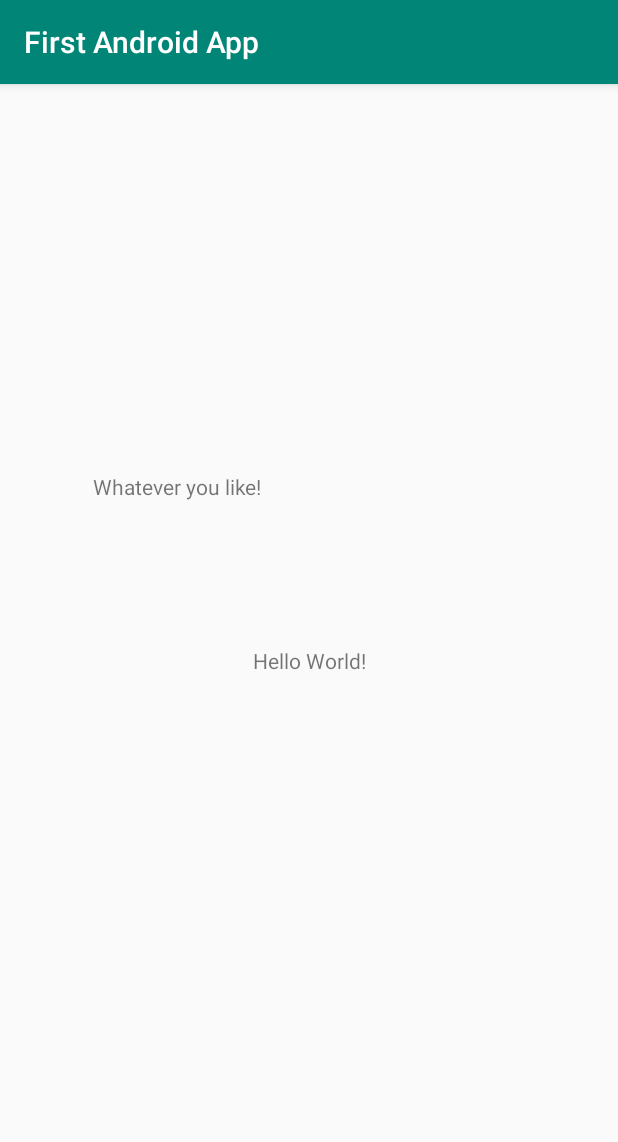
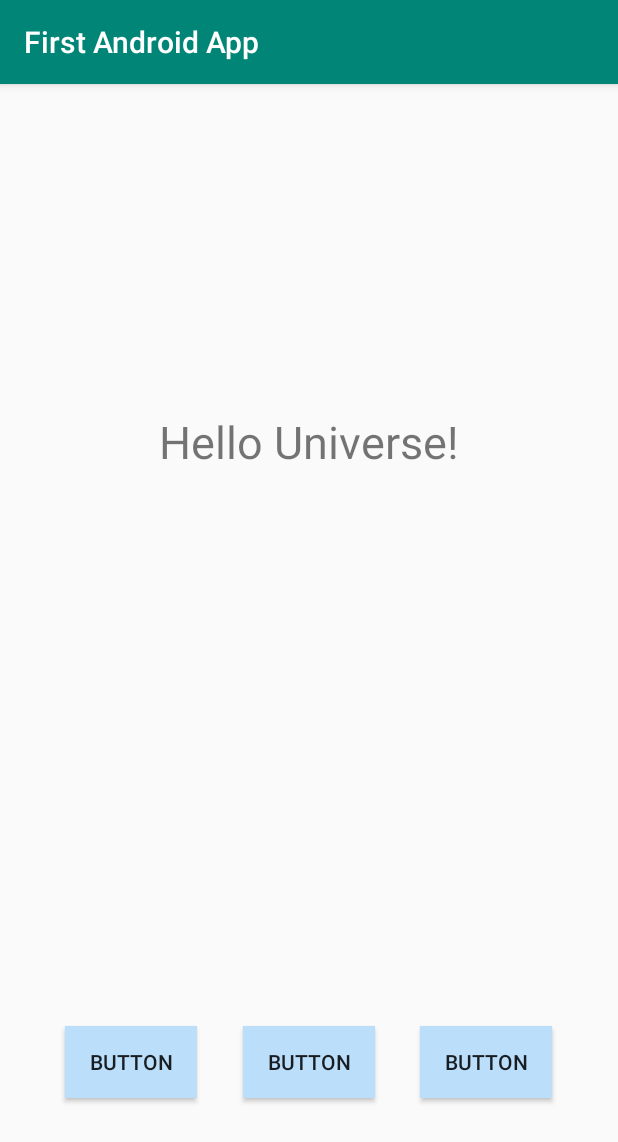
Before and after one commit to vaseniero/FirstAndriodApp, an Android app: the screen it shows after launch (MainActivity), on a phone screen of 412 x 824 dp. Shown: the top 1142 px of the screen. Run offline under Robolectric (Android 15) with nearby library versions, the phone set to English and light mode, and no system bars.

Commit message:
changes on app display and added functionalities

```diff
--- a/app/src/main/java/com/example/firstandroidapp/MainActivity.java
+++ b/app/src/main/java/com/example/firstandroidapp/MainActivity.java
@@ -2,6 +2,7 @@ package com.example.firstandroidapp;
 
 import android.support.v7.app.AppCompatActivity;
 import android.os.Bundle;
+import android.widget.Toast;
 
 public class MainActivity extends AppCompatActivity {
 
@@ -10,4 +11,14 @@ public class MainActivity extends AppCompatActivity {
         super.onCreate(savedInstanceState);
         setContentView(R.layout.activity_main);
     }
+
+    /**
+     * Show a toast
+     * @param view -- the view that is clicked
+     */
+    public void toastMe(View view) {
+        // Toast myToast = Toast.makeText(this, message, duration);
+        Toast myToast = Toast.makeText(this, "Hello Toast", Toast.LENGTH_SHORT);
+        myToast.show();
+    }
 }
--- a/app/src/main/res/layout/activity_main.xml
+++ b/app/src/main/res/layout/activity_main.xml
@@ -7,28 +7,73 @@
     tools:context=".MainActivity">
 
     <TextView
+        android:id="@+id/textView"
         android:layout_width="wrap_content"
         android:layout_height="wrap_content"
-        android:text="@string/hello_world"
+        android:text="@string/hello_universe"
+        android:textSize="30sp"
+        app:fontFamily="sans-serif"
         app:layout_constraintBottom_toBottomOf="parent"
         app:layout_constraintLeft_toLeftOf="parent"
         app:layout_constraintRight_toRightOf="parent"
-        app:layout_constraintTop_toTopOf="parent" />
+        app:layout_constraintTop_toTopOf="parent"
+        app:layout_constraintVertical_bias="0.3" />
 
-    <TextView
-        android:id="@+id/textView2"
+    <Button
+        android:id="@+id/button"
         android:layout_width="wrap_content"
         android:layout_height="wrap_content"
-        android:layout_marginStart="60dp"
-        android:layout_marginLeft="60dp"
-        android:layout_marginTop="240dp"
-        android:layout_marginEnd="236dp"
-        android:layout_marginRight="236dp"
-        android:layout_marginBottom="472dp"
-        android:text="@string/whatever_you_like"
+        android:layout_marginStart="43dp"
+        android:layout_marginLeft="24dp"
+        android:layout_marginTop="8dp"
+        android:layout_marginBottom="92dp"
+        android:background="@color/buttonBackground"
+        android:text="Button"
+        android:onClick="toastMe"
+        app:layout_constraintBottom_toBottomOf="parent"
+        app:layout_constraintLeft_toLeftOf="@+id/button2"
+        app:layout_constraintStart_toStartOf="parent"
+        app:layout_constraintTop_toBottomOf="@+id/textView"
+        app:layout_constraintVertical_bias="1.0"
+        tools:text="@string/button_toast" />
+
+    <Button
+        android:id="@+id/button2"
+        android:layout_width="wrap_content"
+        android:layout_height="wrap_content"
+        android:layout_marginStart="8dp"
+        android:layout_marginLeft="8dp"
+        android:layout_marginTop="216dp"
+        android:layout_marginEnd="24dp"
+        android:layout_marginRight="24dp"
+        android:layout_marginBottom="92dp"
+        android:background="@color/buttonBackground"
+        android:text="Button"
+        app:layout_constraintLeft_toRightOf="@+id/button"
+        app:layout_constraintRight_toLeftOf="@+id/button3"
+        app:layout_constraintBottom_toBottomOf="parent"
+        app:layout_constraintEnd_toStartOf="@+id/button3"
+        app:layout_constraintHorizontal_bias="0.785"
+        app:layout_constraintStart_toEndOf="@+id/button"
+        app:layout_constraintTop_toBottomOf="@+id/textView"
+        app:layout_constraintVertical_bias="1.0"
+        tools:text="@string/button_count" />
+
+    <Button
+        android:id="@+id/button3"
+        android:layout_width="wrap_content"
+        android:layout_height="wrap_content"
+        android:layout_marginTop="8dp"
+        android:layout_marginEnd="44dp"
+        android:layout_marginRight="24dp"
+        android:layout_marginBottom="92dp"
+        android:background="@color/buttonBackground"
+        android:text="Button"
         app:layout_constraintBottom_toBottomOf="parent"
         app:layout_constraintEnd_toEndOf="parent"
-        app:layout_constraintStart_toStartOf="parent"
-        app:layout_constraintTop_toTopOf="parent" />
+        app:layout_constraintRight_toLeftOf="@+id/button"
+        app:layout_constraintTop_toBottomOf="@+id/textView"
+        app:layout_constraintVertical_bias="1.0"
+        tools:text="@string/button_random" />
 
 </android.support.constraint.ConstraintLayout>
--- a/app/src/main/res/values/colors.xml
+++ b/app/src/main/res/values/colors.xml
@@ -3,4 +3,6 @@
     <color name="colorPrimary">#008577</color>
     <color name="colorPrimaryDark">#00574B</color>
     <color name="colorAccent">#D81B60</color>
+    <color name="screenBackground">#2196F3</color>
+    <color name="buttonBackground">#BBDEFB</color>
 </resources>
--- a/app/src/main/res/values/strings.xml
+++ b/app/src/main/res/values/strings.xml
@@ -1,5 +1,8 @@
 <resources>
     <string name="app_name">First Android App</string>
     <string name="hello_world">Hello World!</string>
-    <string name="whatever_you_like">Whatever you like!</string>
+    <string name="hello_universe">Hello Universe!</string>
+    <string name="button_toast">TOAST</string>
+    <string name="button_count">COUNT</string>
+    <string name="button_random">RANDOM</string>
 </resources>
```
